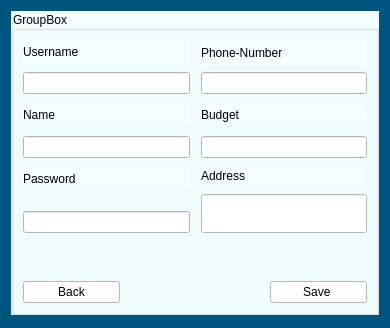
First picture: the form in Login_And_Admin/changeprofile.ui, repository AP-projects-4001/esm-nadarim, before the edit.
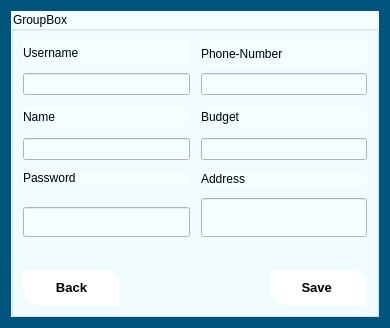
Second picture: the form after the edit.

Diff of the .ui file:
```diff
--- a/Login_And_Admin/changeprofile.ui
+++ b/Login_And_Admin/changeprofile.ui
@@ -28,10 +28,7 @@
   <property name="styleSheet">
    <string notr="true">background-color: rgb(0, 85, 127);</string>
   </property>
-  <layout class="QVBoxLayout" name="verticalLayout_11">
-   <property name="bottomMargin">
-    <number>13</number>
-   </property>
+  <layout class="QVBoxLayout" name="verticalLayout_8">
    <item>
     <widget class="QGroupBox" name="groupBox">
      <property name="styleSheet">
@@ -62,7 +59,34 @@
           <item>
            <widget class="QLineEdit" name="user_line">
             <property name="styleSheet">
-             <string notr="true">background-color: rgb(255, 255, 255);</string>
+             <string notr="true">background-color: #082336;
+	color: #3e93ff;
+	border-style: solid;
+	border-width: 2px;
+	border-color: #1e4b6d;
+	padding: 10px;
+
+QLineEdit::hover
+{
+	background-color: #082336;
+	color: #3e93ca;
+	border-style: solid;
+	border-width: 2px;
+	border-color: #01dcff;
+	padding: 10px;
+
+}
+
+QLineEdit::focus
+{
+	
+	color: #3e93ca;
+	border-style: solid;
+	border-width: 2px;
+	border-color: #01dcff;
+	padding: 10px;
+
+}</string>
             </property>
            </widget>
           </item>
@@ -83,7 +107,34 @@
           <item>
            <widget class="QLineEdit" name="phone_line">
             <property name="styleSheet">
-             <string notr="true">background-color: rgb(255, 255, 255);</string>
+             <string notr="true">background-color: #082336;
+	color: #3e93ff;
+	border-style: solid;
+	border-width: 2px;
+	border-color: #1e4b6d;
+	padding: 10px;
+
+QLineEdit::hover
+{
+	background-color: #082336;
+	color: #3e93ca;
+	border-style: solid;
+	border-width: 2px;
+	border-color: #01dcff;
+	padding: 10px;
+
+}
+
+QLineEdit::focus
+{
+	
+	color: #3e93ca;
+	border-style: solid;
+	border-width: 2px;
+	border-color: #01dcff;
+	padding: 10px;
+
+}</string>
             </property>
            </widget>
           </item>
@@ -104,8 +155,41 @@
           </item>
           <item>
            <widget class="QLineEdit" name="name_line">
+            <property name="minimumSize">
+             <size>
+              <width>0</width>
+              <height>8</height>
+             </size>
+            </property>
             <property name="styleSheet">
-             <string notr="true">background-color: rgb(255, 255, 255);</string>
+             <string notr="true">background-color: #082336;
+	color: #3e93ff;
+	border-style: solid;
+	border-width: 2px;
+	border-color: #1e4b6d;
+	padding: 10px;
+
+QLineEdit::hover
+{
+	background-color: #082336;
+	color: #3e93ca;
+	border-style: solid;
+	border-width: 2px;
+	border-color: #01dcff;
+	padding: 10px;
+
+}
+
+QLineEdit::focus
+{
+	
+	color: #3e93ca;
+	border-style: solid;
+	border-width: 2px;
+	border-color: #01dcff;
+	padding: 10px;
+
+}</string>
             </property>
            </widget>
           </item>
@@ -123,7 +207,34 @@
           <item>
            <widget class="QLineEdit" name="budget_line">
             <property name="styleSheet">
-             <string notr="true">background-color: rgb(255, 255, 255);</string>
+             <string notr="true">background-color: #082336;
+	color: #3e93ff;
+	border-style: solid;
+	border-width: 2px;
+	border-color: #1e4b6d;
+	padding: 10px;
+
+QLineEdit::hover
+{
+	background-color: #082336;
+	color: #3e93ca;
+	border-style: solid;
+	border-width: 2px;
+	border-color: #01dcff;
+	padding: 10px;
+
+}
+
+QLineEdit::focus
+{
+	
+	color: #3e93ca;
+	border-style: solid;
+	border-width: 2px;
+	border-color: #01dcff;
+	padding: 10px;
+
+}</string>
             </property>
            </widget>
           </item>
@@ -147,8 +258,47 @@
           </item>
           <item>
            <widget class="QLineEdit" name="pass_line">
+            <property name="minimumSize">
+             <size>
+              <width>0</width>
+              <height>30</height>
+             </size>
+            </property>
+            <property name="maximumSize">
+             <size>
+              <width>16777215</width>
+              <height>100</height>
+             </size>
+            </property>
             <property name="styleSheet">
-             <string notr="true">background-color: rgb(255, 255, 255);</string>
+             <string notr="true">background-color: #082336;
+	color: #3e93ff;
+	border-style: solid;
+	border-width: 2px;
+	border-color: #1e4b6d;
+	padding: 10px;
+
+QLineEdit::hover
+{
+	background-color: #082336;
+	color: #3e93ca;
+	border-style: solid;
+	border-width: 2px;
+	border-color: #01dcff;
+	padding: 10px;
+
+}
+
+QLineEdit::focus
+{
+	
+	color: #3e93ca;
+	border-style: solid;
+	border-width: 2px;
+	border-color: #01dcff;
+	padding: 10px;
+
+}</string>
             </property>
            </widget>
           </item>
@@ -172,7 +322,35 @@
              </size>
             </property>
             <property name="styleSheet">
-             <string notr="true">background-color: rgb(255, 255, 255);</string>
+             <string notr="true">background-color: #082336;
+	color: #3e93ff;
+	border-style: solid;
+	border-width: 2px;
+	border-color: #1e4b6d;
+	padding: 10px;
+
+QLineEdit::hover
+{
+	background-color: #082336;
+	color: #3e93ca;
+	border-style: solid;
+	border-width: 2px;
+	border-color: #01dcff;
+	padding: 10px;
+
+}
+
+QLineEdit::focus
+{
+	
+	color: #3e93ca;
+	border-style: solid;
+	border-width: 2px;
+	border-color: #01dcff;
+	padding: 10px;
+
+}
+</string>
             </property>
            </widget>
           </item>
@@ -186,7 +364,7 @@
          <number>150</number>
         </property>
         <property name="topMargin">
-         <number>37</number>
+         <number>22</number>
         </property>
         <property name="bottomMargin">
          <number>0</number>
@@ -194,7 +372,15 @@
         <item>
          <widget class="QPushButton" name="back_btn">
           <property name="styleSheet">
-           <string notr="true">background-color: rgb(255, 255, 255);</string>
+           <string notr="true">background-color: rgb(255, 255, 255);
+color: rgb(0, 0, 0);
+	font-size: 13px;
+	font-weight: bold;
+	border-top-right-radius: 15px;
+	border-top-left-radius: 0px;
+	border-bottom-right-radius: 0px;
+	border-bottom-left-radius: 15px;
+	padding: 10px;</string>
           </property>
           <property name="text">
            <string>Back</string>
@@ -203,8 +389,28 @@
         </item>
         <item>
          <widget class="QPushButton" name="pushButton_2">
+          <property name="minimumSize">
+           <size>
+            <width>0</width>
+            <height>0</height>
+           </size>
+          </property>
+          <property name="maximumSize">
+           <size>
+            <width>16777215</width>
+            <height>100</height>
+           </size>
+          </property>
           <property name="styleSheet">
-           <string notr="true">background-color: rgb(255, 255, 255);</string>
+           <string notr="true">background-color: rgb(255, 255, 255);
+color: rgb(0, 0, 0);
+	font-size: 13px;
+	font-weight: bold;
+	border-top-right-radius: 15px;
+	border-top-left-radius: 0px;
+	border-bottom-right-radius: 0px;
+	border-bottom-left-radius: 15px;
+	padding: 10px;</string>
           </property>
           <property name="text">
            <string>Save </string>
```
